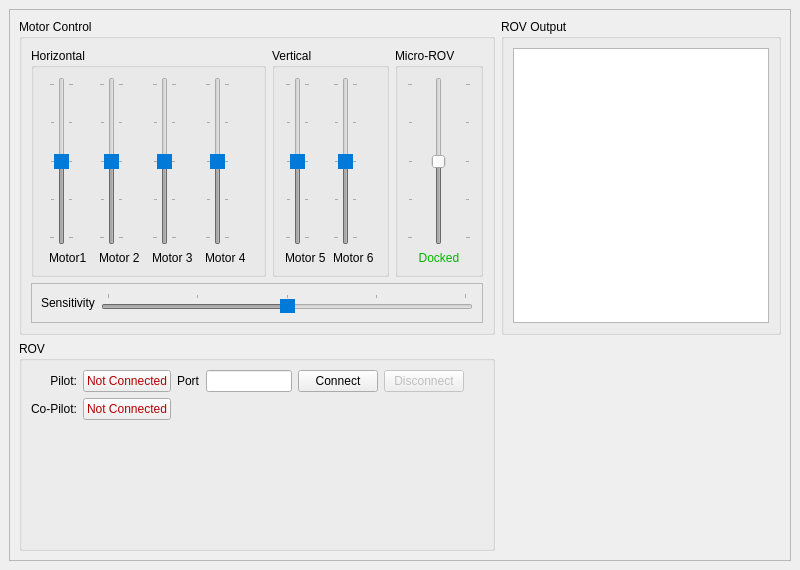
Old version of the form ui/pilot_terminal.ui in the repository ShaneTWilliams/husky-rov.
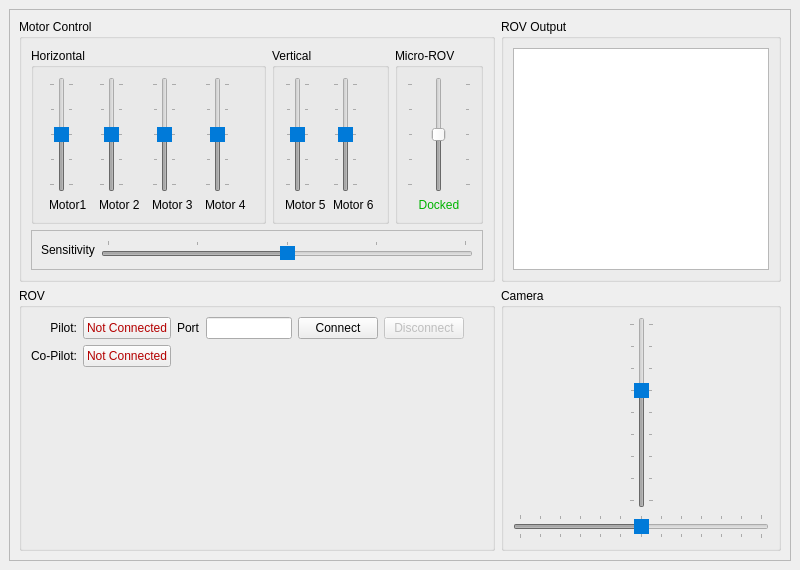
New version of the form. Icons and pictures are not drawn.

Commit message: Add support for remote camera control

```diff
--- a/ui/pilot_terminal.ui
+++ b/ui/pilot_terminal.ui
@@ -39,7 +39,7 @@
       <property name="frameShadow">
        <enum>QFrame::Raised</enum>
       </property>
-      <layout class="QGridLayout" name="gridLayout_2" rowstretch="3,2" columnstretch="3,0">
+      <layout class="QGridLayout" name="gridLayout_2" rowstretch="1,1" columnstretch="3,0">
        <item row="0" column="1">
         <widget class="QGroupBox" name="groupBox">
          <property name="title">
@@ -568,6 +568,97 @@
          </layout>
         </widget>
        </item>
+       <item row="1" column="1">
+        <widget class="QGroupBox" name="groupBox_3">
+         <property name="title">
+          <string>Camera</string>
+         </property>
+         <layout class="QGridLayout" name="gridLayout_8">
+          <item row="1" column="1">
+           <widget class="QSlider" name="vCamSlider">
+            <property name="enabled">
+             <bool>false</bool>
+            </property>
+            <property name="styleSheet">
+             <string notr="true">QSlider::handle:vertical:disabled {background-color: rgb(0, 122, 217);}</string>
+            </property>
+            <property name="minimum">
+             <number>1000</number>
+            </property>
+            <property name="maximum">
+             <number>1800</number>
+            </property>
+            <property name="value">
+             <number>1500</number>
+            </property>
+            <property name="orientation">
+             <enum>Qt::Vertical</enum>
+            </property>
+            <property name="tickPosition">
+             <enum>QSlider::TicksBothSides</enum>
+            </property>
+            <property name="tickInterval">
+             <number>100</number>
+            </property>
+           </widget>
+          </item>
+          <item row="1" column="0">
+           <spacer name="horizontalSpacer_2">
+            <property name="orientation">
+             <enum>Qt::Horizontal</enum>
+            </property>
+            <property name="sizeHint" stdset="0">
+             <size>
+              <width>40</width>
+              <height>20</height>
+             </size>
+            </property>
+           </spacer>
+          </item>
+          <item row="1" column="2">
+           <spacer name="horizontalSpacer_3">
+            <property name="orientation">
+             <enum>Qt::Horizontal</enum>
+            </property>
+            <property name="sizeHint" stdset="0">
+             <size>
+              <width>40</width>
+              <height>20</height>
+             </size>
+            </property>
+           </spacer>
+          </item>
+          <item row="3" column="0" colspan="3">
+           <widget class="QSlider" name="hCamSlider">
+            <property name="enabled">
+             <bool>false</bool>
+            </property>
+            <property name="styleSheet">
+             <string notr="true">QSlider::handle:horizontal:disabled {background-color: rgb(0, 122, 217);}</string>
+            </property>
+            <property name="minimum">
+             <number>900</number>
+            </property>
+            <property name="maximum">
+             <number>2100</number>
+            </property>
+            <property name="value">
+             <number>1500</number>
+            </property>
+            <property name="orientation">
+             <enum>Qt::Horizontal</enum>
+            </property>
+            <property name="tickPosition">
+             <enum>QSlider::TicksBothSides</enum>
+            </property>
+            <property name="tickInterval">
+             <number>100</number>
+            </property>
+           </widget>
+          </item>
+         </layout>
+        </widget>
+       </item>
       </layout>
      </widget>
     </item>
```
The commit also changes 7 other files.
